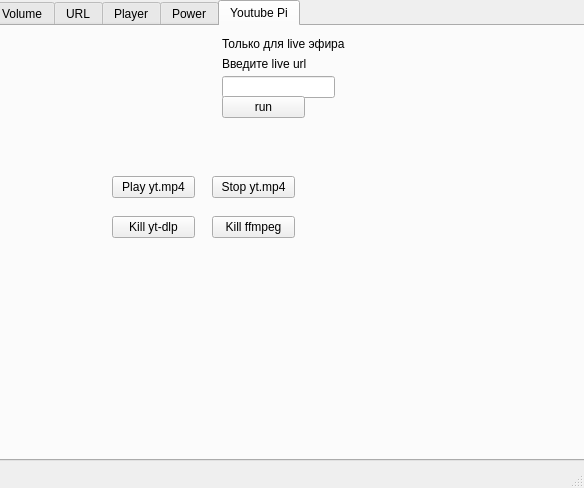
The window that kodigui.ui (definitly486/KodiGui) describes before a commit, drawn with Qt 5.
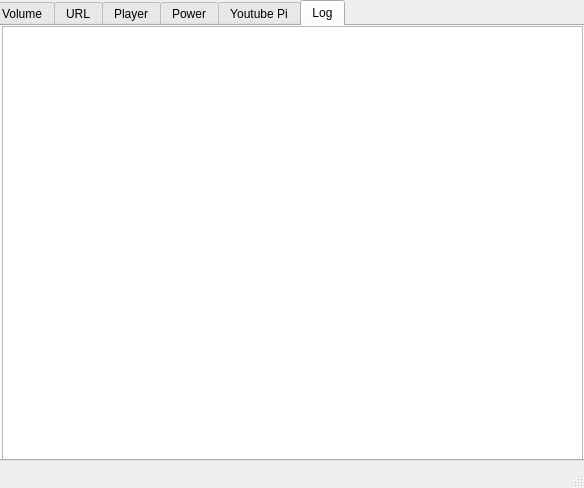
The same window after the commit. Icons and pictures are not drawn.

Commit message: новый файл:    .gitignore 	изменено:      kodigui.ui

Patch:
```diff
--- a/kodigui.ui
+++ b/kodigui.ui
@@ -29,7 +29,7 @@
      </rect>
     </property>
     <property name="currentIndex">
-     <number>4</number>
+     <number>5</number>
     </property>
     <widget class="QWidget" name="volume">
      <attribute name="title">
@@ -326,6 +326,21 @@
       </property>
      </widget>
     </widget>
+    <widget class="QWidget" name="tab_2">
+     <attribute name="title">
+      <string>Log</string>
+     </attribute>
+     <widget class="QTextEdit" name="textEdit">
+      <property name="geometry">
+       <rect>
+        <x>10</x>
+        <y>0</y>
+        <width>581</width>
+        <height>441</height>
+       </rect>
+      </property>
+     </widget>
+    </widget>
    </widget>
   </widget>
   <widget class="QMenuBar" name="menubar">
```
The commit also changes 1 other file.
